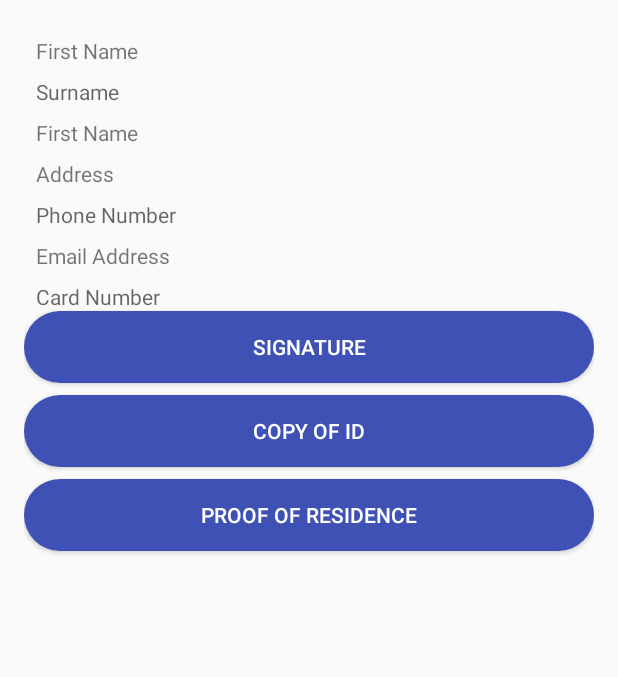
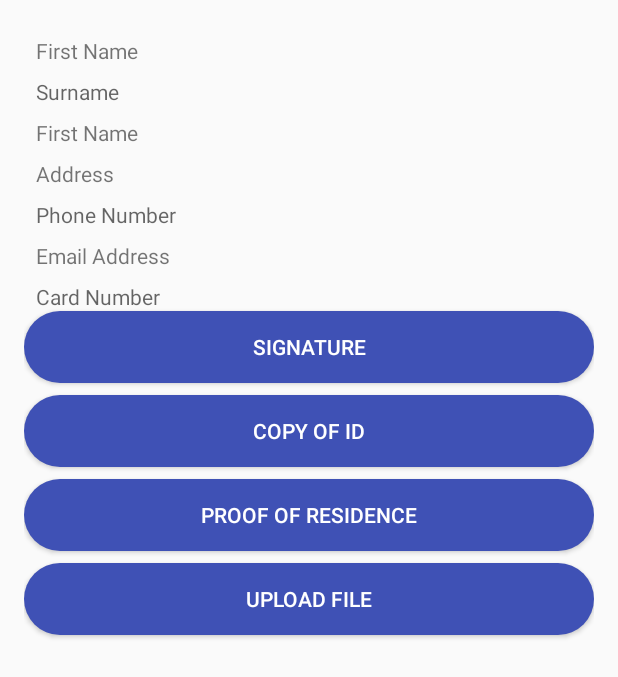
Before and after one commit to tdhlakama/omni, an Android app: the AccountDetailActivity screen opened directly, with no data from a screen before it, on a phone screen of 412 x 824 dp. Shown: the top 677 px of the screen. Run offline under Robolectric (Android 15) with nearby library versions, the phone set to English and light mode, and no system bars; 6 statements that could not run were skipped.

Commit message:
changes to structure of application

```diff
--- a/app/build.gradle
+++ b/app/build.gradle
@@ -37,7 +37,10 @@ dependencies {
     compile 'com.squareup.retrofit2:retrofit:2.3.0'
     compile 'com.squareup.retrofit2:converter-gson:2.3.0'
     implementation 'com.google.code.gson:gson:2.8.2'
+
     implementation 'com.github.gcacace:signature-pad:1.2.1'
+
+    implementation 'com.squareup.okhttp3:logging-interceptor:3.9.1'
 
 
 }
--- a/app/src/main/AndroidManifest.xml
+++ b/app/src/main/AndroidManifest.xml
@@ -4,6 +4,7 @@
 
     <uses-permission android:name="android.permission.INTERNET" />
     <uses-permission android:name="android.permission.WRITE_EXTERNAL_STORAGE" />
+    <uses-permission android:name="android.permission.ACCESS_NETWORK_STATE" />
 
     <application
         android:name=".OmniApplication"
--- a/app/src/main/java/zw/co/tk/omnichannel/activity/AccountDetailActivity.java
+++ b/app/src/main/java/zw/co/tk/omnichannel/activity/AccountDetailActivity.java
@@ -1,7 +1,10 @@
 package zw.co.tk.omnichannel.activity;
 
+import android.Manifest;
 import android.content.Intent;
 import android.os.Bundle;
+import android.support.annotation.RequiresPermission;
+import android.util.Log;
 import android.view.View;
 import android.widget.Button;
 import android.widget.EditText;
@@ -9,26 +12,36 @@ import android.widget.TextView;
 
 import javax.inject.Inject;
 
+import retrofit2.Call;
+import retrofit2.Callback;
+import retrofit2.Response;
+import retrofit2.Retrofit;
 import zw.co.tk.omnichannel.OmniApplication;
 import zw.co.tk.omnichannel.R;
 import zw.co.tk.omnichannel.dao.CustomerDao;
 import zw.co.tk.omnichannel.model.Customer;
 import zw.co.tk.omnichannel.model.CustomerDocument;
+import zw.co.tk.omnichannel.model.ServerResponse;
+import zw.co.tk.omnichannel.network.CustomerService;
 
 /**
  * Created by tdhla on 15-Dec-17.
  */
 
-public class AccountDetailActivity extends MenuBar implements View.OnClickListener{
+public class AccountDetailActivity extends MenuBar implements View.OnClickListener {
 
     Button btn_upload_image;
     Button btn_upload_copy_of_id;
     Button btn_upload_proof_of_residence;
+    Button btn_upload_file;
     Customer customer;
-    TextView txt_firstName,txt_surname,txt_address,txt_phone_number,txt_email_adress,txt_card_number;
+
+    TextView txt_firstName, txt_surname, txt_address, txt_phone_number, txt_email_adress, txt_card_number;
 
     @Inject
     CustomerDao customerDao;
+    @Inject
+    Retrofit retrofit;
 
     @Override
     protected void onCreate(Bundle savedInstanceState) {
@@ -54,19 +67,21 @@ public class AccountDetailActivity extends MenuBar implements View.OnClickListen
         txt_email_adress.setText(customer.getEmailAddress());
         txt_card_number.setText(customer.getCardNumber());
 
-        btn_upload_image =findViewById(R.id.btn_upload_image);
-        btn_upload_copy_of_id =findViewById(R.id.btn_upload_copy_of_id);
-        btn_upload_proof_of_residence =findViewById(R.id.btn_upload_proof_of_residence);
+        btn_upload_image = findViewById(R.id.btn_upload_image);
+        btn_upload_copy_of_id = findViewById(R.id.btn_upload_copy_of_id);
+        btn_upload_proof_of_residence = findViewById(R.id.btn_upload_proof_of_residence);
+        btn_upload_file = findViewById(R.id.btn_upload_file);
 
         btn_upload_image.setOnClickListener(this);
         btn_upload_copy_of_id.setOnClickListener(this);
         btn_upload_proof_of_residence.setOnClickListener(this);
+        btn_upload_file.setOnClickListener(this);
     }
 
     @Override
     public void onClick(View view) {
 
-        if(view.getId() == btn_upload_image.getId())        {
+        if (view.getId() == btn_upload_image.getId()) {
 
             Intent intent = new Intent(AccountDetailActivity.this, SignatureActivity.class);
             intent.putExtra("customerId", customer.getUid());
@@ -74,7 +89,7 @@ public class AccountDetailActivity extends MenuBar implements View.OnClickListen
             startActivity(intent);
         }
 
-        if(view.getId() == btn_upload_copy_of_id.getId())        {
+        if (view.getId() == btn_upload_copy_of_id.getId()) {
 
             Intent intent = new Intent(AccountDetailActivity.this, UploadDocumentActivity.class);
             intent.putExtra("customerId", customer.getUid());
@@ -82,7 +97,7 @@ public class AccountDetailActivity extends MenuBar implements View.OnClickListen
             startActivity(intent);
         }
 
-        if(view.getId() == btn_upload_proof_of_residence.getId())        {
+        if (view.getId() == btn_upload_proof_of_residence.getId()) {
 
             Intent intent = new Intent(AccountDetailActivity.this, UploadDocumentActivity.class);
             intent.putExtra("customerId", customer.getUid());
@@ -90,6 +105,33 @@ public class AccountDetailActivity extends MenuBar implements View.OnClickListen
             startActivity(intent);
         }
 
+        if (view.getId() == btn_upload_file.getId())
+            uploadCustomer(customer);
+
+
+    }
+
+    private void uploadCustomer(final Customer customer) {
+
+        Call<ServerResponse> call = retrofit.create(CustomerService.class).registerCustomer(customer);
+
+        call.enqueue(new Callback<ServerResponse>() {
+            @Override
+            public void onResponse(Call<ServerResponse> call, Response<ServerResponse> response) {
+
+                ServerResponse serverResponse = response.body();
+                customer.setAccountNumber(serverResponse.getId());
+                customerDao.insert(customer);
+
+                Log.e("Account", "New Account Number " + serverResponse.getId());
+            }
+
+            @Override
+            public void onFailure(Call<ServerResponse> call, Throwable t) {
+                Log.e("Account", "Error Account Number" + t.getMessage());
+
+            }
+        });
     }
 
 }
--- a/app/src/main/java/zw/co/tk/omnichannel/network/CustomerService.java
+++ b/app/src/main/java/zw/co/tk/omnichannel/network/CustomerService.java
@@ -10,24 +10,33 @@ import retrofit2.http.GET;
 import retrofit2.http.Multipart;
 import retrofit2.http.POST;
 import retrofit2.http.Part;
+import retrofit2.http.Path;
+import retrofit2.http.Query;
 import zw.co.tk.omnichannel.model.Customer;
+import zw.co.tk.omnichannel.model.ServerResponse;
 
 /**
  * Created by tdhla on 15-Dec-17.
  */
 public interface CustomerService {
 
-    @GET("/api/customers")
+
+    @GET("test")
+    Call<ServerResponse> getTestConnection();
+
+    @GET("customers")
     Call<List<Customer>> getCustomers();
 
-    @POST("/api/customer/register")
-    Customer registerCustomer(@Body Customer customer);
+    @POST("customer/register")
+    Call<ServerResponse> registerCustomer(@Body Customer customer);
 
-    @POST("/api/customer/register")
-    boolean registerCustomers(@Body List<Customer> customers);
+    @GET("customers")
+    Call<Customer> getCustomer(@Query("accountNumber") Long accountNumber);
 
     @Multipart
-    @POST("/api/customer/upload")
-    boolean uploadFile(@Part MultipartBody.Part file, @Part("file") RequestBody name);
+    @POST("/customerDocument/upload")
+    Call<ServerResponse> uploadImage(@Part MultipartBody.Part image, @Part("name")
+            RequestBody name, @Query("accountNumber") Long accountNumber,
+                                     @Query("documentType") String documentType);
 
 }
--- a/app/src/main/res/layout/account_detail_activity.xml
+++ b/app/src/main/res/layout/account_detail_activity.xml
@@ -100,4 +100,12 @@
         android:layout_marginTop="8dp"
         android:text="Proof of Residence" />
 
+    <Button
+        style="@style/AppTheme.PrimaryButton"
+        android:id="@+id/btn_upload_file"
+        android:layout_width="match_parent"
+        android:layout_height="wrap_content"
+        android:layout_marginTop="8dp"
+        android:text="Upload File" />
+
 </LinearLayout>
```
Also changed, not shown: app/src/main/java/zw/co/tk/omnichannel/activity/AccountActivity.java (+17 -1 lines), app/src/main/java/zw/co/tk/omnichannel/activity/MenuBar.java (+13 -0 lines), app/src/main/java/zw/co/tk/omnichannel/activity/UploadDocumentActivity.java (+44 -33 lines), app/src/main/java/zw/co/tk/omnichannel/dagger/module/NetModule.java (+30 -7 lines), app/src/main/java/zw/co/tk/omnichannel/model/Customer.java (+5 -5 lines), app/src/main/java/zw/co/tk/omnichannel/model/CustomerDocument.java (+15 -3 lines), app/src/main/java/zw/co/tk/omnichannel/util/OmniUtil.java (+21 -0 lines), app/src/main/res/layout/activity_main.xml (+17 -13 lines).
